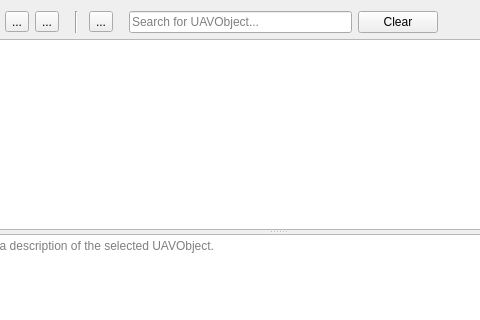
Old version of the form ground/gcs/src/plugins/uavobjectbrowser/uavobjectbrowser.ui in the repository librepilot/LibrePilot; both pictures show x 115 to 595 and y 0 to 320 of the 786 by 462 pixel window.
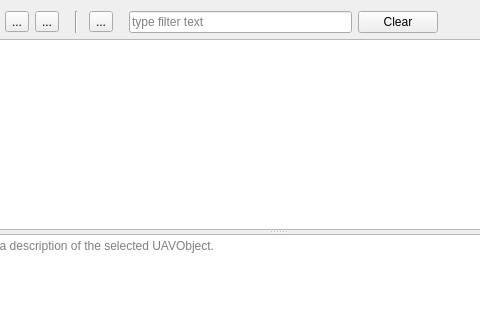
New version of the form. Icons and pictures are not drawn.

Commit message: LP-286 rephrase filter placeholder text

What changed in the file:
```diff
--- a/ground/gcs/src/plugins/uavobjectbrowser/uavobjectbrowser.ui
+++ b/ground/gcs/src/plugins/uavobjectbrowser/uavobjectbrowser.ui
@@ -223,7 +223,7 @@
      <item>
       <widget class="QLineEdit" name="searchLine">
        <property name="placeholderText">
-        <string>Search for UAVObject...</string>
+        <string>type filter text</string>
        </property>
       </widget>
      </item>
```
